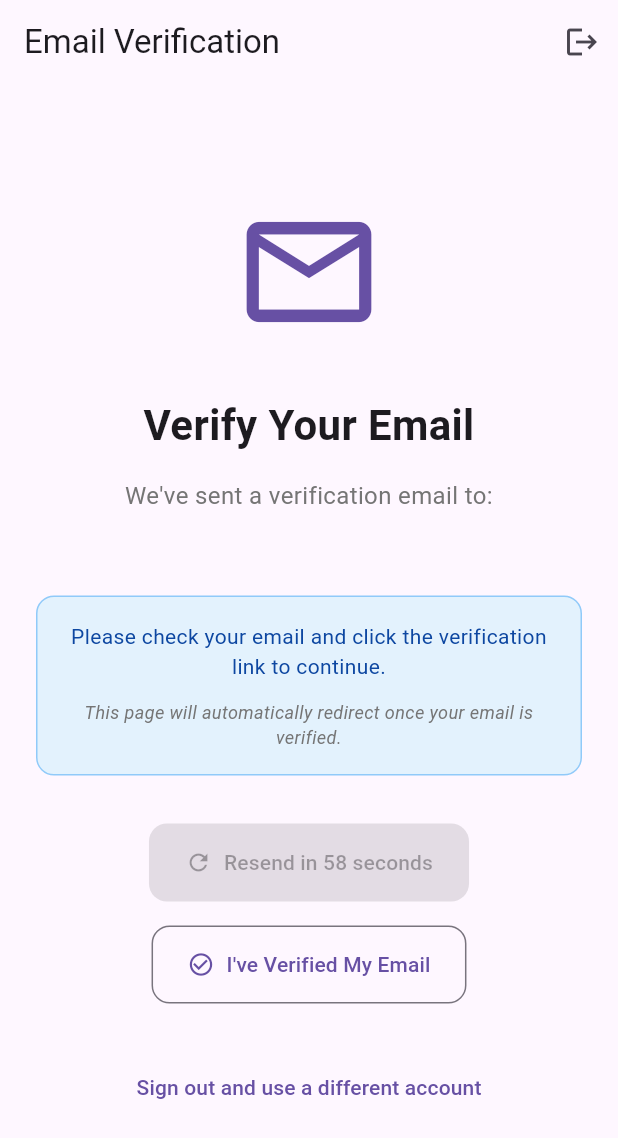
After one commit to ladajules/Jeep-Jam, a Flutter app: the EmailVerificationPage screen opened by its route, after a tap on "Resend Verification Email", after a tap on "Sign out and use a different account", on a phone screen of 412 x 824 dp. The commit adds this screen. Shown: the top 1138 px of the screen. Run offline on Flutter 3.47's test engine with Material 3 defaults, Android fonts, the phone set to English and light mode, and no system bars; our stand-ins replace firebase_auth, firebase_core, flutter_dotenv, geocoding, geolocator, google_maps_flutter and 5 more; accounts and stored records are empty; network calls fail.

Commit message:
addded feature : verify the

```diff
--- a/testing/lib/main.dart
+++ b/testing/lib/main.dart
@@ -10,6 +10,7 @@ import 'package:testing/pages/recent_activity_page.dart';
 import 'package:testing/pages/users_saved_routes.dart';
 import 'package:testing/pages/settings_page.dart';
 import 'package:testing/pages/directions_page.dart';
+import 'package:testing/pages/verify_email.dart';
 import 'package:testing/widgets/auth_gate.dart';
 import 'package:testing/pages/forget_pass.dart';
 
@@ -41,6 +42,7 @@ class MyApp extends StatelessWidget{
         '/settingspage': (context) => const SettingsPage(),
         '/activitypage': (context) => const RecentActivityPage(),
         '/forgotpass' : (context) => const ForgotPassword(),
+        '/verifyemail' : (context) => const EmailVerificationPage(),
       }
     );
   }
--- a/testing/lib/pages/login_register_page.dart
+++ b/testing/lib/pages/login_register_page.dart
@@ -36,21 +36,27 @@ class _LoginRegisterPageState extends State<LoginRegisterPage>{
           password: _passwordController.text.trim(),
           );
           logger.i('Login Successful');
+
+          await _auth.reloadUser();
+          if (!_auth.isEmailVerified){
+             if (mounted) {
+            Navigator.of(context).pushReplacementNamed('/verifyemail');
+          }
+            return;
+          }
       } else {
         await _auth.createUserWithEmailAndPassword(
           email: _emailController.text.trim(),
           password: _passwordController.text.trim(),
           );
+
           logger.i('Registration Successful');
 
           final prefs = await SharedPreferences.getInstance();
           await prefs.setBool(kSeenTutorialKey, false);
 
           if(mounted){
-            Navigator.of(context).pushNamedAndRemoveUntil(
-          '/intropage',
-          (route) => false // Clears all previous routes
-            );
+            Navigator.of(context).pushReplacementNamed('/verifyemail');
           }
 
 
--- /dev/null
+++ b/testing/lib/pages/verify_email.dart
@@ -0,0 +1,286 @@
+
+import 'dart:async';
+
+import 'package:flutter/material.dart';
+import 'package:testing/services/auth.dart';
+
+class EmailVerificationPage extends StatefulWidget{
+  const EmailVerificationPage({super.key});
+
+  @override
+  State<EmailVerificationPage> createState() => EmailVerificationPageState();
+}
+
+class EmailVerificationPageState extends State<EmailVerificationPage>{
+  final Auth _auth = Auth();
+
+  bool _isEmailVerified = false;
+  bool _isResending = false;
+  Timer? _timer;
+  Timer? _countDownTimer;
+  int _countDown = 60;
+  bool _canResend = true;
+
+  @override
+  void initState(){
+    super.initState();
+    _isEmailVerified = _auth.isEmailVerified;
+
+    if (!_isEmailVerified){
+      _timer = Timer.periodic(
+        const Duration(seconds: 3),
+        (_) => _checkEmailVerified(),
+      );
+    }
+  }
+
+  @override
+  void dispose(){
+    _timer?.cancel();
+    _countDownTimer?.cancel();
+    super.dispose();
+  }
+
+  Future<void> _checkEmailVerified() async{
+    await _auth.reloadUser();
+
+    if (_auth.isEmailVerified){
+      setState(() {
+        _isEmailVerified = true;
+      });
+      _timer?.cancel();
+
+      if (mounted){
+        Navigator.of(context).pushNamedAndRemoveUntil(
+          '/intropage',
+          (route) => false,
+        );
+      }
+    }
+  }
+
+  Future<void> _resendVerificationEmail()async{
+    if (!_canResend) return;
+
+    setState(() {
+      _isResending = true;
+      _canResend = false;
+      _countDown = 60;
+    });
+
+    try{
+      await _auth.sendEmailVerification();
+
+      if (mounted){
+        ScaffoldMessenger.of(context).showSnackBar(
+          const SnackBar(
+            content: Text('Verification email sent!'),
+            backgroundColor: Colors.green,
+          ),
+        );
+      }
+
+      _countDownTimer = Timer.periodic(const Duration(seconds: 1), (timer){
+        if (_countDown == 0){
+          timer.cancel();
+          if(mounted){
+            setState(() {
+              _canResend = true;
+            });
+          }
+        } else {
+          if (mounted){
+            setState(() {
+              _countDown--;
+            });
+          }
+        }
+      });
+
+
+    } catch(e){
+      if (mounted){
+                ScaffoldMessenger.of(context).showSnackBar(
+          const SnackBar(
+            content: Text('Failed to send verification email. Try again later.'),
+            backgroundColor: Colors.red,
+          ),
+        );
+      setState(() {
+        _canResend = true;
+      });
+      }
+    } finally{
+      if (mounted){
+        setState(() {
+          _isResending = false;
+        });
+      }
+    }
+  }
+
+  Future<void> _signOut() async{
+    await _auth.signOut();
+    if (mounted){
+      Navigator.of(context).pushNamedAndRemoveUntil(
+        '/login',
+        (route) => false,
+      );
+    }
+  }
+
+   @override
+  Widget build(BuildContext context) {
+    return Scaffold(
+      appBar: AppBar(
+        title: const Text('Email Verification'),
+        automaticallyImplyLeading: false,
+        actions: [
+          IconButton(
+            icon: const Icon(Icons.logout),
+            onPressed: _signOut,
+            tooltip: 'Sign Out',
+          ),
+        ],
+      ),
+      body: SafeArea(
+        child: Center(
+          child: SingleChildScrollView(
+            padding: const EdgeInsets.all(24.0),
+            child: Column(
+              mainAxisAlignment: MainAxisAlignment.center,
+              children: [
+                // Email icon
+                Icon(
+                  Icons.email_outlined,
+                  size: 100,
+                  color: Theme.of(context).primaryColor,
+                ),
+                const SizedBox(height: 32),
+
+                // Title
+                const Text(
+                  'Verify Your Email',
+                  style: TextStyle(
+                    fontSize: 28,
+                    fontWeight: FontWeight.bold,
+                  ),
+                  textAlign: TextAlign.center,
+                ),
+                const SizedBox(height: 16),
+
+                // Description
+                Text(
+                  'We\'ve sent a verification email to:',
+                  style: TextStyle(
+                    fontSize: 16,
+                    color: Colors.grey[600],
+                  ),
+                  textAlign: TextAlign.center,
+                ),
+                const SizedBox(height: 8),
+
+                // User's email
+                Text(
+                  _auth.currentUser?.email ?? '',
+                  style: const TextStyle(
+                    fontSize: 16,
+                    fontWeight: FontWeight.bold,
+                  ),
+                  textAlign: TextAlign.center,
+                ),
+                const SizedBox(height: 24),
+
+                // Instructions
+                Container(
+                  padding: const EdgeInsets.all(16),
+                  decoration: BoxDecoration(
+                    color: Colors.blue[50],
+                    borderRadius: BorderRadius.circular(12),
+                    border: Border.all(color: Colors.blue[200]!),
+                  ),
+                  child: Column(
+                    children: [
+                      Text(
+                        'Please check your email and click the verification link to continue.',
+                        style: TextStyle(
+                          fontSize: 14,
+                          color: Colors.blue[900],
+                        ),
+                        textAlign: TextAlign.center,
+                      ),
+                      const SizedBox(height: 12),
+                      Text(
+                        'This page will automatically redirect once your email is verified.',
+                        style: TextStyle(
+                          fontSize: 12,
+                          color: Colors.grey[600],
+                          fontStyle: FontStyle.italic,
+                        ),
+                        textAlign: TextAlign.center,
+                      ),
+                    ],
+                  ),
+                ),
+                const SizedBox(height: 32),
+
+                // Resend button
+                ElevatedButton.icon(
+                  onPressed: _canResend && !_isResending ? _resendVerificationEmail : null,
+                  icon: _isResending
+                      ? const SizedBox(
+                          height: 16,
+                          width: 16,
+                          child: CircularProgressIndicator(
+                            strokeWidth: 2,
+                            color: Colors.white,
+                          ),
+                        )
+                      : const Icon(Icons.refresh),
+                  label: Text(
+                    _canResend
+                        ? 'Resend Verification Email'
+                        : 'Resend in $_countDown seconds',
+                  ),
+                  style: ElevatedButton.styleFrom(
+                    padding: const EdgeInsets.symmetric(
+                      horizontal: 24,
+                      vertical: 16,
+                    ),
+                    shape: RoundedRectangleBorder(
+                      borderRadius: BorderRadius.circular(12),
+                    ),
+                  ),
+                ),
+                const SizedBox(height: 16),
+
+                // Check verification status button
+                OutlinedButton.icon(
+                  onPressed: _checkEmailVerified,
+                  icon: const Icon(Icons.check_circle_outline),
+                  label: const Text('I\'ve Verified My Email'),
+                  style: OutlinedButton.styleFrom(
+                    padding: const EdgeInsets.symmetric(
+                      horizontal: 24,
+                      vertical: 16,
+                    ),
+                    shape: RoundedRectangleBorder(
+                      borderRadius: BorderRadius.circular(12),
+                    ),
+                  ),
+                ),
+                const SizedBox(height: 32),
+
+                // Sign out option
+                TextButton(
+                  onPressed: _signOut,
+                  child: const Text('Sign out and use a different account'),
+                ),
+              ],
+            ),
+          ),
+        ),
+      ),
+    );
+  }
+}
--- a/testing/lib/services/auth.dart
+++ b/testing/lib/services/auth.dart
@@ -36,7 +36,9 @@ class Auth{
       email: email,
       password: password,
        );
+       await sendEmailVerification();
       logger.i('Sign in successful');
+
     } catch (e){
       logger.e('Sign in error');
       rethrow;
@@ -53,6 +55,27 @@ class Auth{
     }
   }
 
+
+  Future<void> sendEmailVerification() async {
+    try {
+      User? user = currentUser;
+      if (user != null && !user.emailVerified) {
+        await user.sendEmailVerification();
+        logger.i('Verification email sent');
+      }
+    } catch (e) {
+      logger.e('Error sending verification email: $e');
+      rethrow;
+    }
+  }
+
+    Future<void> reloadUser() async {
+    await currentUser?.reload();
+  }
+
+  bool get isEmailVerified => currentUser?.emailVerified ?? false;
+
+
   Future<void> signOut() async{
     await _firebaseAuth.signOut();
   }
--- a/testing/lib/widgets/auth_gate.dart
+++ b/testing/lib/widgets/auth_gate.dart
@@ -1,11 +1,13 @@
 
 
 
+import 'package:firebase_auth/firebase_auth.dart';
 import 'package:flutter/material.dart';
 import 'package:shared_preferences/shared_preferences.dart';
 import 'package:testing/pages/home_page.dart';
 import 'package:testing/pages/introduction_page.dart';
 import 'package:testing/pages/login_register_page.dart';
+import 'package:testing/pages/verify_email.dart';
 import 'package:testing/services/auth.dart';
 
 const String kSeenTutorialKey = 'SeenTutorial';
@@ -37,7 +39,11 @@ class AuthGate extends StatelessWidget {
 
 
         if (snapshot.hasData){
+          final User user = snapshot.data!;
 
+          if (!user.emailVerified){
+            return const EmailVerificationPage();
+          }
           return  FutureBuilder<bool>(
             future: _getTutorialStatus(),
             builder: (context, tutorialSnapshot) {
```
